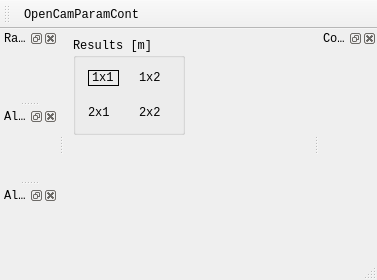
This is apps/ONGA_Depth/mainwindow.ui in somabuggy2020/ONGAProject as Qt 5 draws it before an edit. The edited form follows.
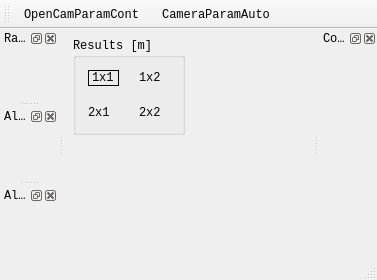
This is the edited form. Icons and pictures are not drawn.

Commit message:
Fixed sources and append auto tuning function to R200
fixed depth grid images masking, make histogram images and some variable names

Diff of the .ui file:
```diff
--- a/apps/ONGA_Depth/mainwindow.ui
+++ b/apps/ONGA_Depth/mainwindow.ui
@@ -157,8 +157,8 @@
    </property>
    <property name="iconSize">
     <size>
-     <width>50</width>
-     <height>50</height>
+     <width>80</width>
+     <height>80</height>
     </size>
    </property>
    <attribute name="toolBarArea">
@@ -168,6 +168,7 @@
     <bool>false</bool>
    </attribute>
    <addaction name="actOpenCamParamCont"/>
+   <addaction name="actionCameraParamAuto"/>
   </widget>
   <widget class="QDockWidget" name="dwControlPanel">
    <property name="features">
@@ -244,6 +245,15 @@
     <string>OpenCamParamCont</string>
    </property>
   </action>
+  <action name="actionCameraParamAuto">
+   <property name="icon">
+    <iconset resource="../../resources/ONGA_Depth.qrc">
+     <normaloff>:/images/camera_auto.png</normaloff>:/images/camera_auto.png</iconset>
+   </property>
+   <property name="text">
+    <string>CameraParamAuto</string>
+   </property>
+  </action>
  </widget>
  <resources>
   <include location="../../resources/ONGA_Depth.qrc"/>
```
The commit also changes 9 other files.
